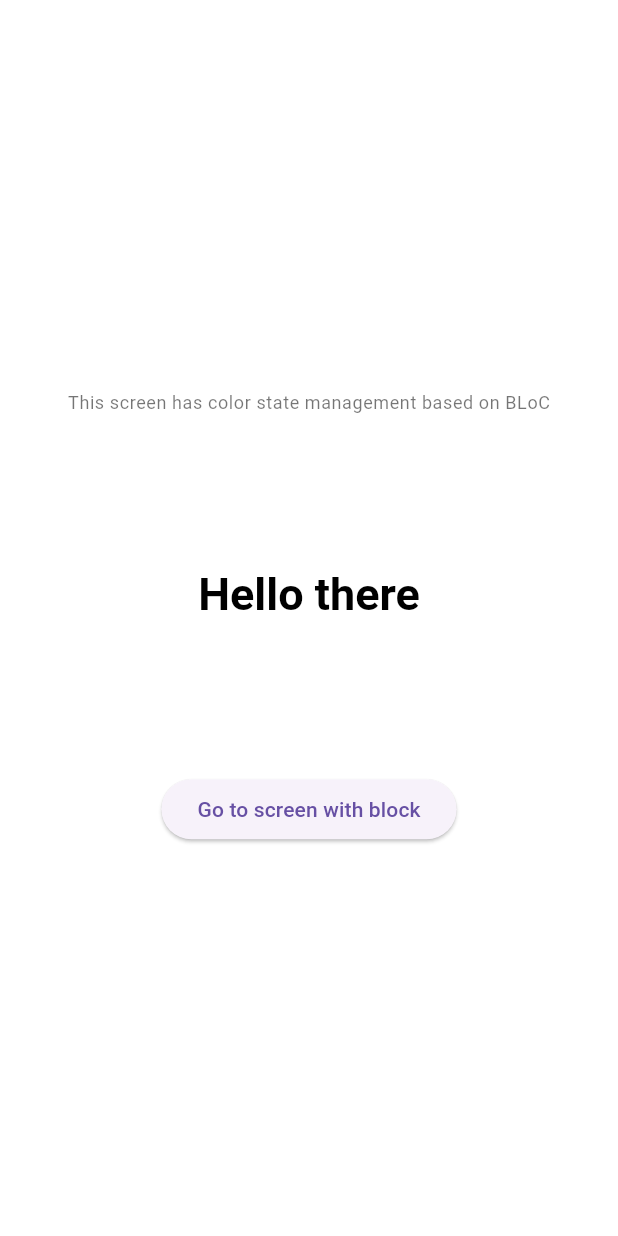
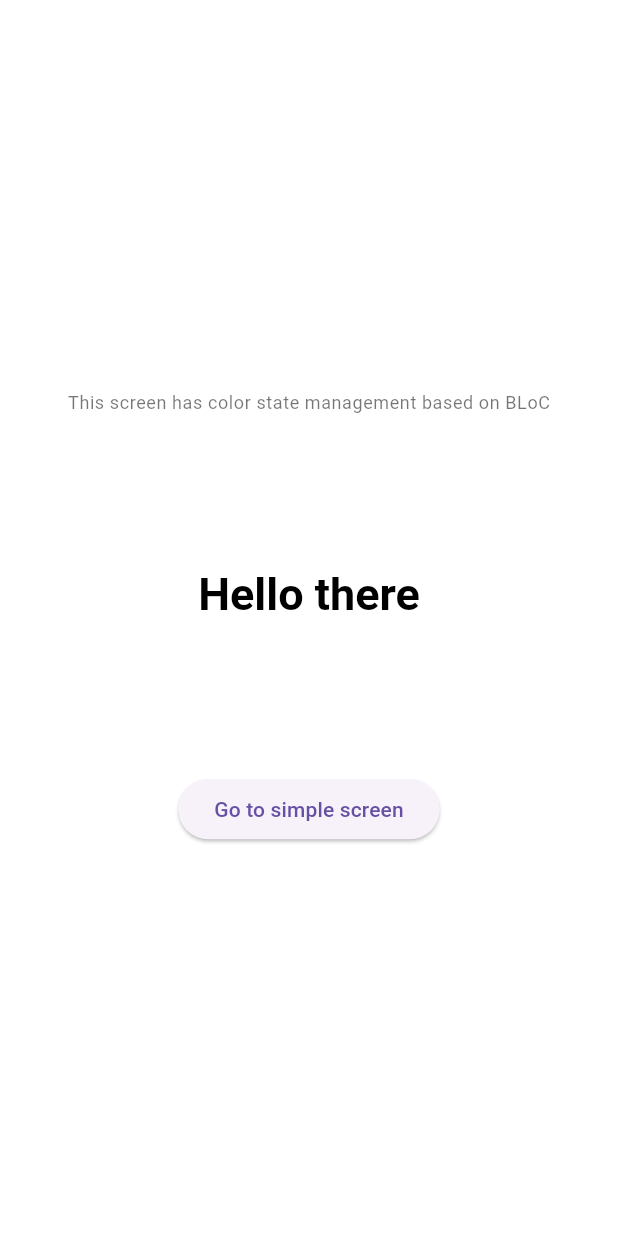
Before and after one commit to kazekkloss/solid_test, a Flutter app: the BlockScreen screen opened by its route, on a phone screen of 412 x 824 dp. Run offline on Flutter 3.47's test engine with Material 3 defaults, Android fonts, the phone set to English and light mode, and no system bars; our stand-ins replace equatable, flutter_bloc, go_router.

Commit message:
The text on the button has been changed

```diff
--- a/lib/features/block_screen/block_screen.dart
+++ b/lib/features/block_screen/block_screen.dart
@@ -22,7 +22,7 @@ class BlockScreen extends StatelessWidget {
                   const Spacer(),
                   Text("This screen has color state management based on BLoC", style: Theme.of(context).textTheme.bodySmall),
                   Text("Hello there", style: Theme.of(context).textTheme.headlineMedium),
-                  ElevatedButton(onPressed: () => context.goNamed(RouteConstants.screenSimple), child: const Text("Go to screen with block")),
+                  ElevatedButton(onPressed: () => context.goNamed(RouteConstants.screenSimple), child: const Text("Go to simple screen")),
                   const Spacer(),
                 ],
               ),
```
